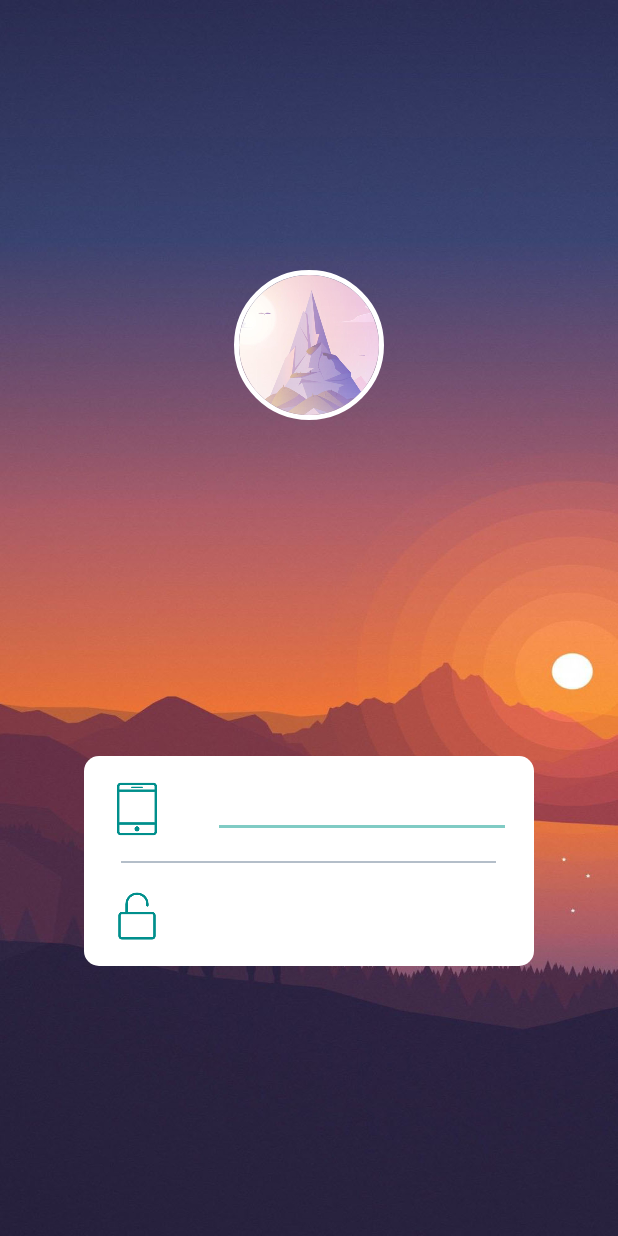
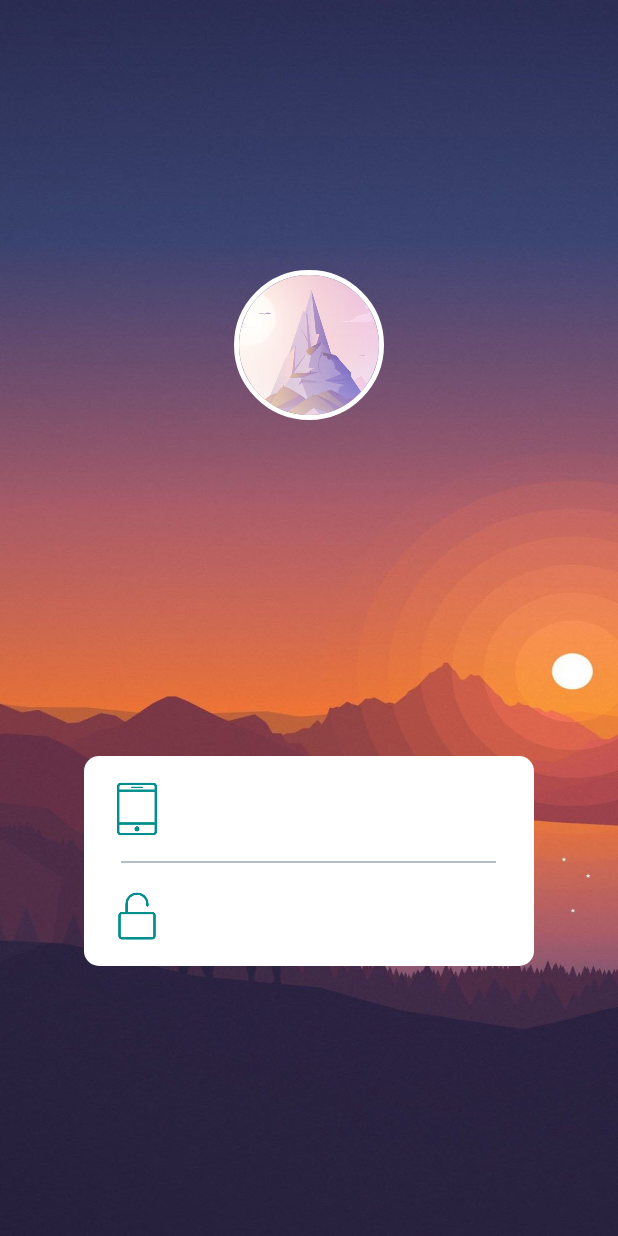
Before and after one commit to char65535/ZhiShang, an Android app: the screen it shows after launch (LoginPage), on a phone screen of 412 x 824 dp. Run offline under Robolectric (Android 15) with nearby library versions, the phone set to English and light mode, and no system bars; our stand-ins replace CircleImageView; 1 statement that could not run was skipped.

Commit message:
完善用户名和密码控件

```diff
--- a/app/src/main/res/layout/activity_login_page.xml
+++ b/app/src/main/res/layout/activity_login_page.xml
@@ -43,11 +43,13 @@
             <EditText
                 android:id="@+id/username"
                 android:layout_width="match_parent"
-                android:layout_height="wrap_content"
-                android:layout_margin="15dp"
+                android:layout_height="40dp"
+                android:layout_marginVertical="15dp"
+                android:layout_marginRight="20dp"
                 android:ems="10"
                 android:hint="用户名"
                 android:inputType="textPersonName"
+                android:background="@null"
                 android:textColor="#B4BEC9" />
         </LinearLayout>
 
@@ -72,14 +74,17 @@
             <EditText
                 android:id="@+id/pwd"
                 android:layout_width="match_parent"
-                android:layout_height="wrap_content"
-                android:layout_margin="15dp"
+                android:layout_height="40dp"
+                android:layout_marginVertical="15dp"
+                android:layout_marginRight="20dp"
                 android:ems="10"
                 android:hint="用户名"
                 android:inputType="textPassword"
+                android:background="@null"
                 android:textColor="#B4BEC9" />
         </LinearLayout>
 
     </LinearLayout>
 
+
 </RelativeLayout>
```
Also changed, not shown: app/src/main/res/drawable/go.png (added).
